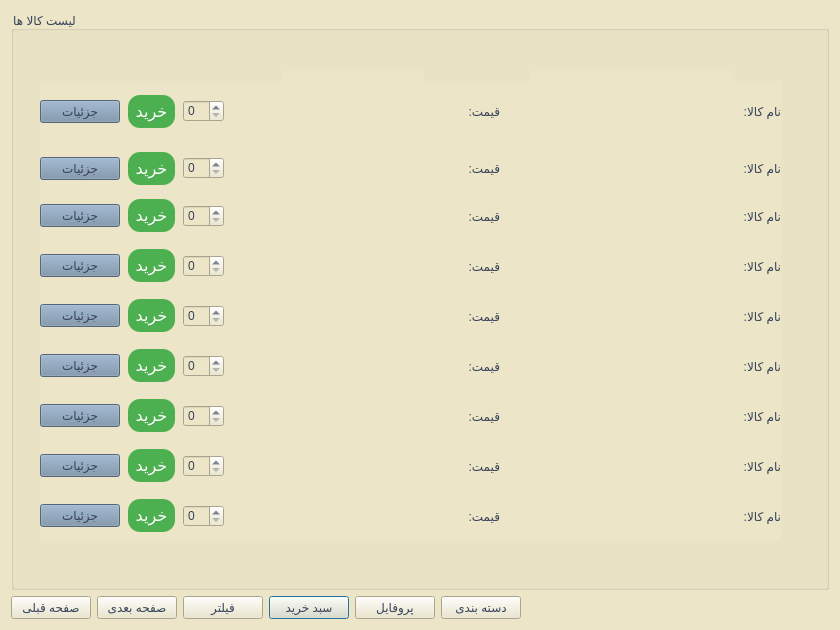
AP-projects-4001/metagoofill, file Project_Ap/goodslist.ui: the form before one commit.
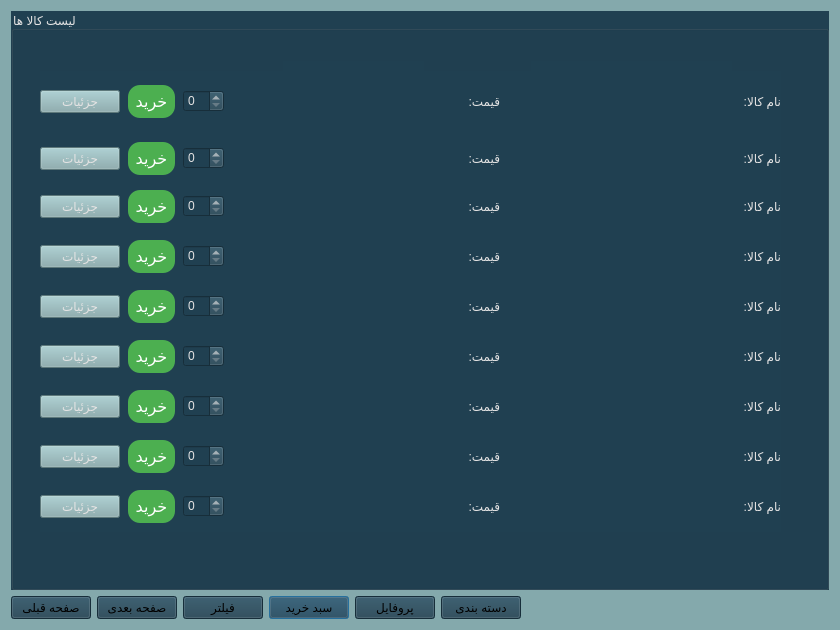
The form after the commit.

Commit message: changing colors and Completing the program ui

The edit to the form file:
```diff
--- a/Project_Ap/goodslist.ui
+++ b/Project_Ap/goodslist.ui
@@ -14,17 +14,14 @@
    <string>Dialog</string>
   </property>
   <property name="styleSheet">
-   <string notr="true">background-color: rgb(236, 229, 199);
-</string>
+   <string notr="true">background-color: rgb(132, 169, 172);</string>
   </property>
   <layout class="QGridLayout" name="gridLayout">
    <item row="1" column="3">
     <widget class="QPushButton" name="pushButton_filter_2">
      <property name="styleSheet">
-      <string notr="true">font: 12pt &quot;Lalezar&quot;;
-color: rgb(53, 66, 89);
-background-color: rgb(236, 229, 199);
-</string>
+      <string notr="true">background-color: rgb(32, 64, 81);
+font: 12pt &quot;Lalezar&quot;;</string>
      </property>
      <property name="text">
       <string>سبد خرید</string>
@@ -47,10 +44,8 @@
    <item row="1" column="1">
     <widget class="QPushButton" name="pushButton_next">
      <property name="styleSheet">
-      <string notr="true">font: 12pt &quot;Lalezar&quot;;
-color: rgb(53, 66, 89);
-background-color: rgb(236, 229, 199);
-</string>
+      <string notr="true">background-color: rgb(32, 64, 81);
+font: 12pt &quot;Lalezar&quot;;</string>
      </property>
      <property name="text">
       <string>صفحه بعدی</string>
@@ -60,8 +55,8 @@
    <item row="0" column="0" colspan="7">
     <widget class="QGroupBox" name="groupBox">
      <property name="styleSheet">
-      <string notr="true">font: 10pt &quot;Lalezar&quot;;
-color: rgb(53, 66, 89);</string>
+      <string notr="true">background-color: rgb(32, 64, 81);
+font: 12pt &quot;Lalezar&quot;;color: rgb(228, 227, 227);</string>
      </property>
      <property name="title">
       <string>لیست کالا ها</string>
@@ -70,7 +65,7 @@
       <property name="geometry">
        <rect>
         <x>520</x>
-        <y>460</y>
+        <y>450</y>
         <width>201</width>
         <height>24</height>
        </rect>
@@ -83,7 +78,7 @@
       <property name="geometry">
        <rect>
         <x>520</x>
-        <y>60</y>
+        <y>50</y>
         <width>201</width>
         <height>24</height>
        </rect>
@@ -96,7 +91,7 @@
       <property name="geometry">
        <rect>
         <x>520</x>
-        <y>110</y>
+        <y>100</y>
         <width>201</width>
         <height>24</height>
        </rect>
@@ -109,7 +104,7 @@
       <property name="geometry">
        <rect>
         <x>520</x>
-        <y>160</y>
+        <y>150</y>
         <width>201</width>
         <height>24</height>
        </rect>
@@ -122,7 +117,7 @@
       <property name="geometry">
        <rect>
         <x>520</x>
-        <y>210</y>
+        <y>200</y>
         <width>201</width>
         <height>24</height>
        </rect>
@@ -135,7 +130,7 @@
       <property name="geometry">
        <rect>
         <x>520</x>
-        <y>260</y>
+        <y>250</y>
         <width>201</width>
         <height>24</height>
        </rect>
@@ -148,7 +143,7 @@
       <property name="geometry">
        <rect>
         <x>520</x>
-        <y>310</y>
+        <y>300</y>
         <width>201</width>
         <height>24</height>
        </rect>
@@ -161,7 +156,7 @@
       <property name="geometry">
        <rect>
         <x>520</x>
-        <y>360</y>
+        <y>350</y>
         <width>201</width>
         <height>24</height>
        </rect>
@@ -174,7 +169,7 @@
       <property name="geometry">
        <rect>
         <x>520</x>
-        <y>410</y>
+        <y>400</y>
         <width>201</width>
         <height>24</height>
        </rect>
@@ -187,7 +182,7 @@
       <property name="geometry">
        <rect>
         <x>272</x>
-        <y>60</y>
+        <y>50</y>
         <width>141</width>
         <height>24</height>
        </rect>
@@ -200,7 +195,7 @@
       <property name="geometry">
        <rect>
         <x>272</x>
-        <y>110</y>
+        <y>100</y>
         <width>141</width>
         <height>24</height>
        </rect>
@@ -213,7 +208,7 @@
       <property name="geometry">
        <rect>
         <x>272</x>
-        <y>160</y>
+        <y>150</y>
         <width>141</width>
         <height>24</height>
        </rect>
@@ -226,7 +221,7 @@
       <property name="geometry">
        <rect>
         <x>272</x>
-        <y>260</y>
+        <y>250</y>
         <width>141</width>
         <height>24</height>
        </rect>
@@ -239,7 +234,7 @@
       <property name="geometry">
        <rect>
         <x>272</x>
-        <y>310</y>
+        <y>300</y>
         <width>141</width>
         <height>24</height>
        </rect>
@@ -252,7 +247,7 @@
       <property name="geometry">
        <rect>
         <x>272</x>
-        <y>360</y>
+        <y>350</y>
         <width>141</width>
         <height>24</height>
        </rect>
@@ -265,7 +260,7 @@
       <property name="geometry">
        <rect>
         <x>272</x>
-        <y>410</y>
+        <y>400</y>
         <width>141</width>
         <height>24</height>
        </rect>
@@ -278,7 +273,7 @@
       <property name="geometry">
        <rect>
         <x>272</x>
-        <y>460</y>
+        <y>450</y>
         <width>141</width>
         <height>24</height>
        </rect>
@@ -291,7 +286,7 @@
       <property name="geometry">
        <rect>
         <x>29</x>
-        <y>70</y>
+        <y>60</y>
         <width>741</width>
         <height>61</height>
        </rect>
@@ -300,7 +295,7 @@
        <item>
         <widget class="QPushButton" name="pushButton_g1">
          <property name="styleSheet">
-          <string notr="true">background-color: rgb(116, 141, 166);</string>
+          <string notr="true">background-color: rgb(132, 169, 172);</string>
          </property>
          <property name="text">
           <string>جزئیات</string>
@@ -379,7 +374,7 @@
       <property name="geometry">
        <rect>
         <x>29</x>
-        <y>130</y>
+        <y>120</y>
         <width>741</width>
         <height>55</height>
        </rect>
@@ -388,7 +383,7 @@
        <item>
         <widget class="QPushButton" name="pushButton_g2">
          <property name="styleSheet">
-          <string notr="true">background-color: rgb(116, 141, 166);</string>
+          <string notr="true">background-color: rgb(132, 169, 172);</string>
          </property>
          <property name="text">
           <string>جزئیات</string>
@@ -464,16 +459,16 @@
       <property name="geometry">
        <rect>
         <x>29</x>
-        <y>180</y>
+        <y>170</y>
         <width>741</width>
-        <height>50</height>
+        <height>51</height>
        </rect>
       </property>
       <layout class="QHBoxLayout" name="horizontalLayout_3">
        <item>
         <widget class="QPushButton" name="pushButton_g3">
          <property name="styleSheet">
-          <string notr="true">background-color: rgb(116, 141, 166);</string>
+          <string notr="true">background-color: rgb(132, 169, 172);</string>
          </property>
          <property name="text">
           <string>جزئیات</string>
@@ -549,16 +544,16 @@
       <property name="geometry">
        <rect>
         <x>29</x>
-        <y>230</y>
+        <y>220</y>
         <width>741</width>
-        <height>50</height>
+        <height>51</height>
        </rect>
       </property>
       <layout class="QHBoxLayout" name="horizontalLayout_4">
        <item>
         <widget class="QPushButton" name="pushButton_g4">
          <property name="styleSheet">
-          <string notr="true">background-color: rgb(116, 141, 166);</string>
+          <string notr="true">background-color: rgb(132, 169, 172);</string>
          </property>
          <property name="text">
           <string>جزئیات</string>
@@ -634,16 +629,16 @@
       <property name="geometry">
        <rect>
         <x>29</x>
-        <y>280</y>
+        <y>270</y>
         <width>741</width>
-        <height>50</height>
+        <height>51</height>
        </rect>
       </property>
       <layout class="QHBoxLayout" name="horizontalLayout_5">
        <item>
         <widget class="QPushButton" name="pushButton_g5">
          <property name="styleSheet">
-          <string notr="true">background-color: rgb(116, 141, 166);</string>
+          <string notr="true">background-color: rgb(132, 169, 172);</string>
          </property>
          <property name="text">
           <string>جزئیات</string>
@@ -719,16 +714,16 @@
       <property name="geometry">
        <rect>
         <x>29</x>
-        <y>330</y>
+        <y>320</y>
         <width>741</width>
-        <height>50</height>
+        <height>51</height>
        </rect>
       </property>
       <layout class="QHBoxLayout" name="horizontalLayout_6">
        <item>
         <widget class="QPushButton" name="pushButton_g6">
          <property name="styleSheet">
-          <string notr="true">background-color: rgb(116, 141, 166);</string>
+          <string notr="true">background-color: rgb(132, 169, 172);</string>
          </property>
          <property name="text">
           <string>جزئیات</string>
@@ -804,16 +799,16 @@
       <property name="geometry">
        <rect>
         <x>29</x>
-        <y>380</y>
+        <y>370</y>
         <width>741</width>
-        <height>50</height>
+        <height>51</height>
        </rect>
       </property>
       <layout class="QHBoxLayout" name="horizontalLayout_7">
        <item>
         <widget class="QPushButton" name="pushButton_g7">
          <property name="styleSheet">
-          <string notr="true">background-color: rgb(116, 141, 166);</string>
+          <string notr="true">background-color: rgb(132, 169, 172);</string>
          </property>
          <property name="text">
           <string>جزئیات</string>
@@ -889,16 +884,16 @@
       <property name="geometry">
        <rect>
         <x>29</x>
-        <y>430</y>
+        <y>420</y>
         <width>741</width>
-        <height>50</height>
+        <height>51</height>
        </rect>
       </property>
       <layout class="QHBoxLayout" name="horizontalLayout_8">
        <item>
         <widget class="QPushButton" name="pushButton_g8">
          <property name="styleSheet">
-          <string notr="true">background-color: rgb(116, 141, 166);</string>
+          <string notr="true">background-color: rgb(132, 169, 172);</string>
          </property>
          <property name="text">
           <string>جزئیات</string>
@@ -974,16 +969,16 @@
       <property name="geometry">
        <rect>
         <x>29</x>
-        <y>480</y>
+        <y>470</y>
         <width>741</width>
-        <height>50</height>
+        <height>51</height>
        </rect>
       </property>
       <layout class="QHBoxLayout" name="horizontalLayout_9">
        <item>
         <widget class="QPushButton" name="pushButton_g9">
          <property name="styleSheet">
-          <string notr="true">background-color: rgb(116, 141, 166);</string>
+          <string notr="true">background-color: rgb(132, 169, 172);</string>
          </property>
          <property name="text">
           <string>جزئیات</string>
@@ -1060,10 +1055,8 @@
    <item row="1" column="4">
     <widget class="QPushButton" name="pushButton_filter_3">
      <property name="styleSheet">
-      <string notr="true">font: 12pt &quot;Lalezar&quot;;
-color: rgb(53, 66, 89);
-background-color: rgb(236, 229, 199);
-</string>
+      <string notr="true">background-color: rgb(32, 64, 81);
+font: 12pt &quot;Lalezar&quot;;</string>
      </property>
      <property name="text">
       <string>پروفایل</string>
@@ -1073,10 +1066,8 @@
    <item row="1" column="2">
     <widget class="QPushButton" name="pushButton_filter">
      <property name="styleSheet">
-      <string notr="true">font: 12pt &quot;Lalezar&quot;;
-color: rgb(53, 66, 89);
-background-color: rgb(236, 229, 199);
-</string>
+      <string notr="true">background-color: rgb(32, 64, 81);
+font: 12pt &quot;Lalezar&quot;;</string>
      </property>
      <property name="text">
       <string>فیلتر</string>
@@ -1086,9 +1077,8 @@
    <item row="1" column="0">
     <widget class="QPushButton" name="pushButton_prev">
      <property name="styleSheet">
-      <string notr="true">font: 12pt &quot;Lalezar&quot;;
-color: rgb(53, 66, 89);
-background-color: rgb(236, 229, 199);
+      <string notr="true">background-color: rgb(32, 64, 81);
+font: 12pt &quot;Lalezar&quot;;
 </string>
      </property>
      <property name="text">
@@ -1099,10 +1089,8 @@
    <item row="1" column="5">
     <widget class="QPushButton" name="pushButton_filter_4">
      <property name="styleSheet">
-      <string notr="true">font: 12pt &quot;Lalezar&quot;;
-color: rgb(53, 66, 89);
-background-color: rgb(236, 229, 199);
-</string>
+      <string notr="true">background-color: rgb(32, 64, 81);
+font: 12pt &quot;Lalezar&quot;;</string>
      </property>
      <property name="text">
       <string>دسته بندی</string>
```
The commit also changes 37 other files.
